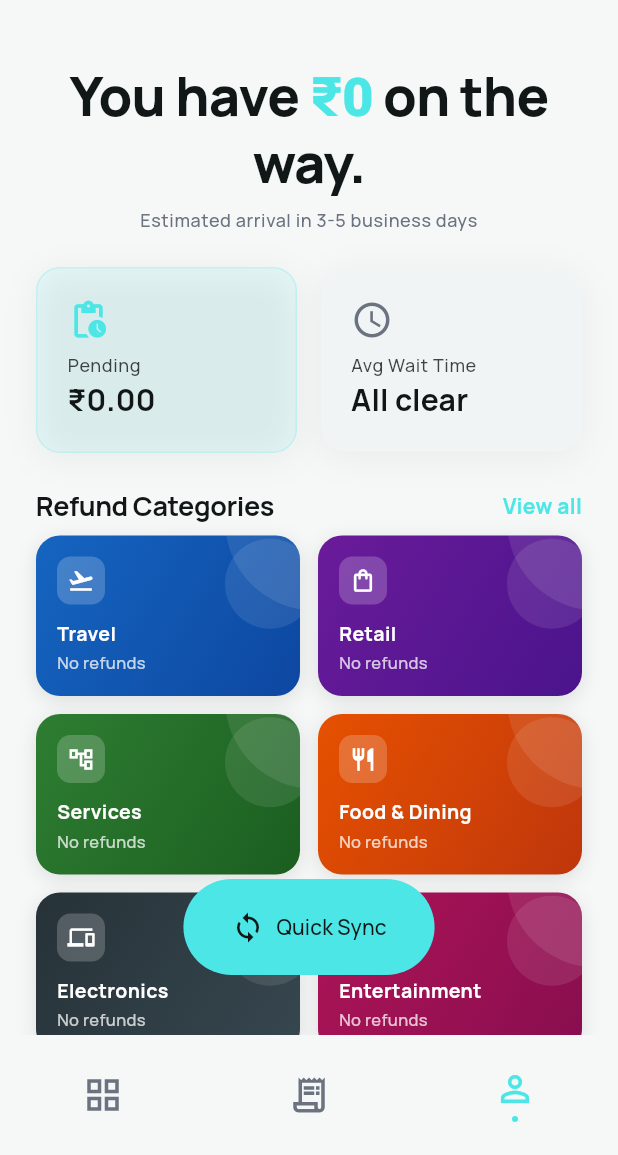
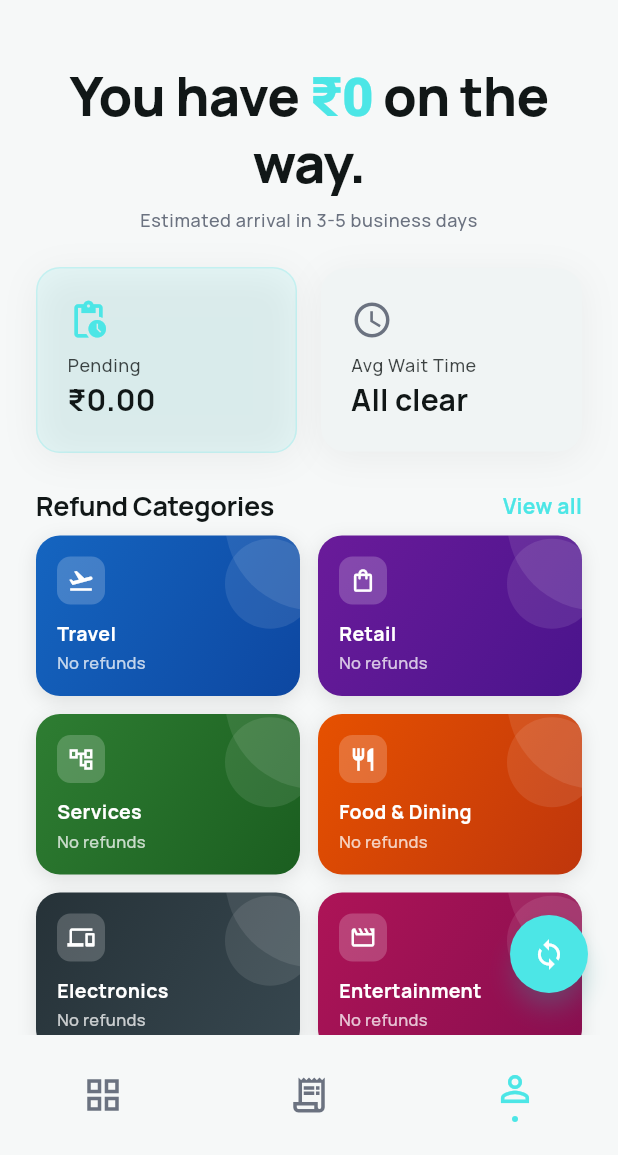
Before and after one commit to arunkumar6545/refundooflutter, a Flutter app: the DashboardScreen screen opened by its route, on a phone screen of 412 x 824 dp, the part 81-1236 px from its top. Run offline on Flutter 3.47's test engine with Material 3 defaults, Android fonts, the phone set to English and light mode, and no system bars; our stand-ins replace go_router, google_fonts, google_sign_in, permission_handler, shared_preferences; missing offline and left inert: telephony; accounts and stored records are empty.

Commit message:
style: replace wide sync button with draggable compact icon FAB at bottom-right
Co-authored-by: Cursor <cursoragent@cursor.com>

```diff
--- a/lib/features/dashboard/dashboard_screen.dart
+++ b/lib/features/dashboard/dashboard_screen.dart
@@ -90,6 +90,7 @@ class _DashboardScreenState extends State<DashboardScreen> {
   _DashboardFilterKind _filterKind = _DashboardFilterKind.all;
   RefundCategory? _filterCategory;
   String _chipFilter = 'All'; // for the existing status chips: All, Processing, Completed, Action Needed
+  Offset? _fabOffset; // null until first layout; then user can drag it
 
   double get _pendingAmount {
     final pending = _refunds.where((r) => r.status != RefundStatus.completed);
@@ -279,44 +280,41 @@ class _DashboardScreenState extends State<DashboardScreen> {
   Widget build(BuildContext context) {
     return Scaffold(
       body: SafeArea(
-        child: CustomScrollView(
+        child: LayoutBuilder(
+          builder: (context, constraints) {
+            // Pin to bottom-right on first layout
+            _fabOffset ??= Offset(
+              constraints.maxWidth - 72,
+              constraints.maxHeight - 80,
+            );
+            return Stack(
+              children: [
+                CustomScrollView(
                   slivers: [
+                    SliverToBoxAdapter(child: _buildAppBar(context)),
+                    SliverToBoxAdapter(child: _buildHeadline(context)),
+                    SliverToBoxAdapter(child: _buildStatsRow(context)),
                     SliverToBoxAdapter(
-              child: _buildAppBar(context),
-            ),
+                        child: _buildSectionHeader(context, 'Refund Categories', 'View all')),
+                    SliverToBoxAdapter(child: _buildCategoriesGrid(context)),
                     SliverToBoxAdapter(
-              child: _buildHeadline(context),
-            ),
-            SliverToBoxAdapter(
-              child: _buildStatsRow(context),
-            ),
-            SliverToBoxAdapter(
-              child: _buildSectionHeader(context, 'Refund Categories', 'View all'),
-            ),
-            SliverToBoxAdapter(
-              child: _buildCategoriesGrid(context),
-            ),
-            SliverToBoxAdapter(
-              child: _buildSectionHeader(context, 'Recent Activity', ''),
-            ),
+                        child: _buildSectionHeader(context, 'Recent Activity', '')),
                     if (_hasActiveFilter)
-              SliverToBoxAdapter(
-                child: _buildClearFilterBar(context),
-              ),
-            SliverToBoxAdapter(
-              child: _buildFilterChips(context),
-            ),
+                      SliverToBoxAdapter(child: _buildClearFilterBar(context)),
+                    SliverToBoxAdapter(child: _buildFilterChips(context)),
                     if (_loading)
                       const SliverToBoxAdapter(
                         child: Padding(
                           padding: EdgeInsets.all(24),
-                  child: Center(child: CircularProgressIndicator(color: AppColors.primary)),
+                          child: Center(
+                              child: CircularProgressIndicator(color: AppColors.primary)),
                         ),
                       )
                     else if (_filteredRefunds.isEmpty)
                       SliverToBoxAdapter(
                         child: Padding(
-                  padding: const EdgeInsets.symmetric(horizontal: 24, vertical: 48),
+                          padding: const EdgeInsets.symmetric(
+                              horizontal: 24, vertical: 48),
                           child: Column(
                             children: [
                               Icon(
@@ -326,19 +324,25 @@ class _DashboardScreenState extends State<DashboardScreen> {
                               ),
                               const SizedBox(height: 16),
                               Text(
-                        _refunds.isEmpty ? 'No refunds tracked yet' : 'No results',
-                        style: Theme.of(context).textTheme.titleMedium?.copyWith(
-                              color: AppColors.textMuted,
-                            ),
+                                _refunds.isEmpty
+                                    ? 'No refunds tracked yet'
+                                    : 'No results',
+                                style: Theme.of(context)
+                                    .textTheme
+                                    .titleMedium
+                                    ?.copyWith(color: AppColors.textMuted),
                               ),
                               const SizedBox(height: 8),
                               Text(
                                 _refunds.isEmpty
-                            ? 'Tap + to add one manually or use Quick Sync to scan SMS'
+                                    ? 'Tap + to add one manually or use sync to scan SMS'
                                     : 'Try a different filter',
-                        style: Theme.of(context).textTheme.bodySmall?.copyWith(
-                              color: AppColors.textMuted.withValues(alpha: 0.7),
-                            ),
+                                style: Theme.of(context)
+                                    .textTheme
+                                    .bodySmall
+                                    ?.copyWith(
+                                        color: AppColors.textMuted
+                                            .withValues(alpha: 0.7)),
                                 textAlign: TextAlign.center,
                               ),
                             ],
@@ -364,16 +368,34 @@ class _DashboardScreenState extends State<DashboardScreen> {
                     const SliverToBoxAdapter(child: SizedBox(height: 100)),
                   ],
                 ),
-      ),
-      bottomNavigationBar: _buildBottomBar(context),
-      floatingActionButton: Padding(
-        padding: const EdgeInsets.only(bottom: 24),
-        child: _QuickSyncButton(
+
+                // ── Draggable sync FAB ──────────────────────────────────
+                Positioned(
+                  left: _fabOffset!.dx,
+                  top: _fabOffset!.dy,
+                  child: GestureDetector(
+                    onPanUpdate: (details) {
+                      setState(() {
+                        _fabOffset = Offset(
+                          (_fabOffset!.dx + details.delta.dx)
+                              .clamp(0.0, constraints.maxWidth - 56),
+                          (_fabOffset!.dy + details.delta.dy)
+                              .clamp(0.0, constraints.maxHeight - 56),
+                        );
+                      });
+                    },
+                    child: _SyncFab(
                       onPressed: _syncing ? null : _quickSync,
                       syncing: _syncing,
                     ),
                   ),
-      floatingActionButtonLocation: FloatingActionButtonLocation.centerFloat,
+                ),
+              ],
+            );
+          },
+        ),
+      ),
+      bottomNavigationBar: _buildBottomBar(context),
     );
   }
 
@@ -1151,28 +1173,37 @@ class _NavItem extends StatelessWidget {
   }
 }
 
-class _QuickSyncButton extends StatelessWidget {
-  const _QuickSyncButton({required this.onPressed, this.syncing = false});
+class _SyncFab extends StatelessWidget {
+  const _SyncFab({required this.onPressed, this.syncing = false});
 
   final VoidCallback? onPressed;
   final bool syncing;
 
   @override
   Widget build(BuildContext context) {
-    return SizedBox(
-      height: 64,
-      child: FilledButton.icon(
-        onPressed: onPressed,
-        icon: syncing
+    return Material(
+      color: syncing
+          ? AppColors.primary.withValues(alpha: 0.75)
+          : AppColors.primary,
+      shape: const CircleBorder(),
+      elevation: 6,
+      shadowColor: AppColors.primary.withValues(alpha: 0.45),
+      child: InkWell(
+        customBorder: const CircleBorder(),
+        onTap: onPressed,
+        child: SizedBox(
+          width: 52,
+          height: 52,
+          child: Center(
+            child: syncing
                 ? const SizedBox(
-                width: 22,
-                height: 22,
-                child: CircularProgressIndicator(strokeWidth: 2, color: Colors.white),
+                    width: 20,
+                    height: 20,
+                    child: CircularProgressIndicator(
+                        strokeWidth: 2.5, color: Colors.white),
                   )
-            : const Icon(Icons.sync, size: 22),
-        label: Text(syncing ? 'Syncing...' : 'Quick Sync'),
-        style: FilledButton.styleFrom(
-          padding: const EdgeInsets.symmetric(horizontal: 32),
+                : const Icon(Icons.sync, color: Colors.white, size: 22),
+          ),
         ),
       ),
     );
```
Lines whose indentation alone changed are shown as unchanged.
